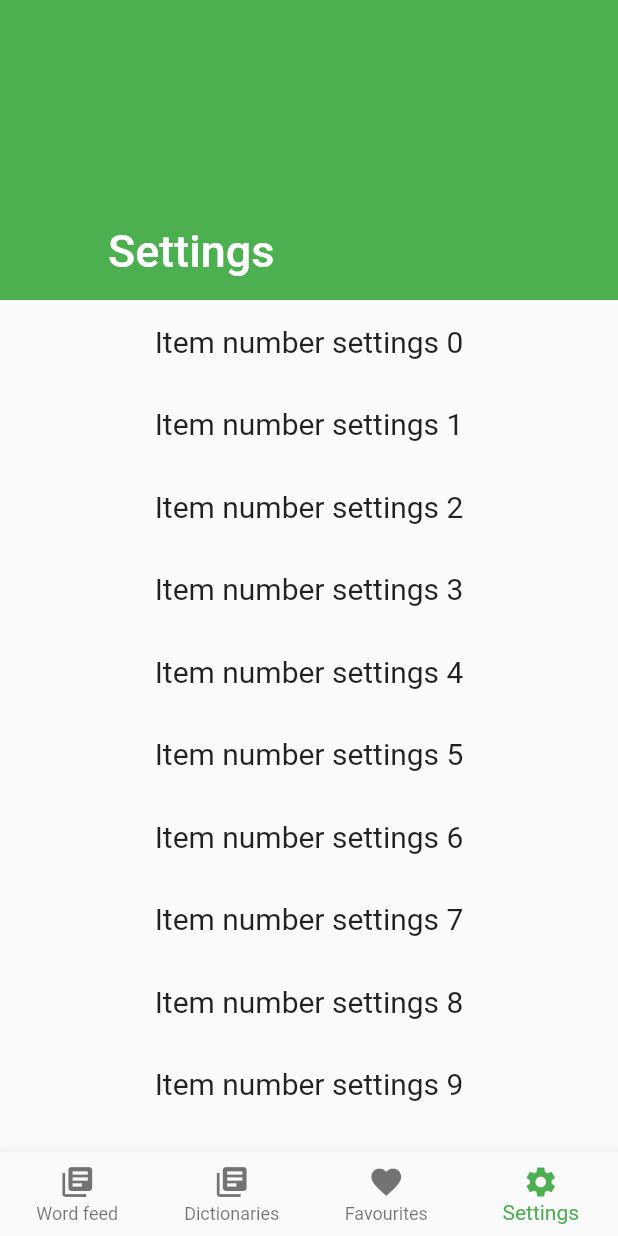
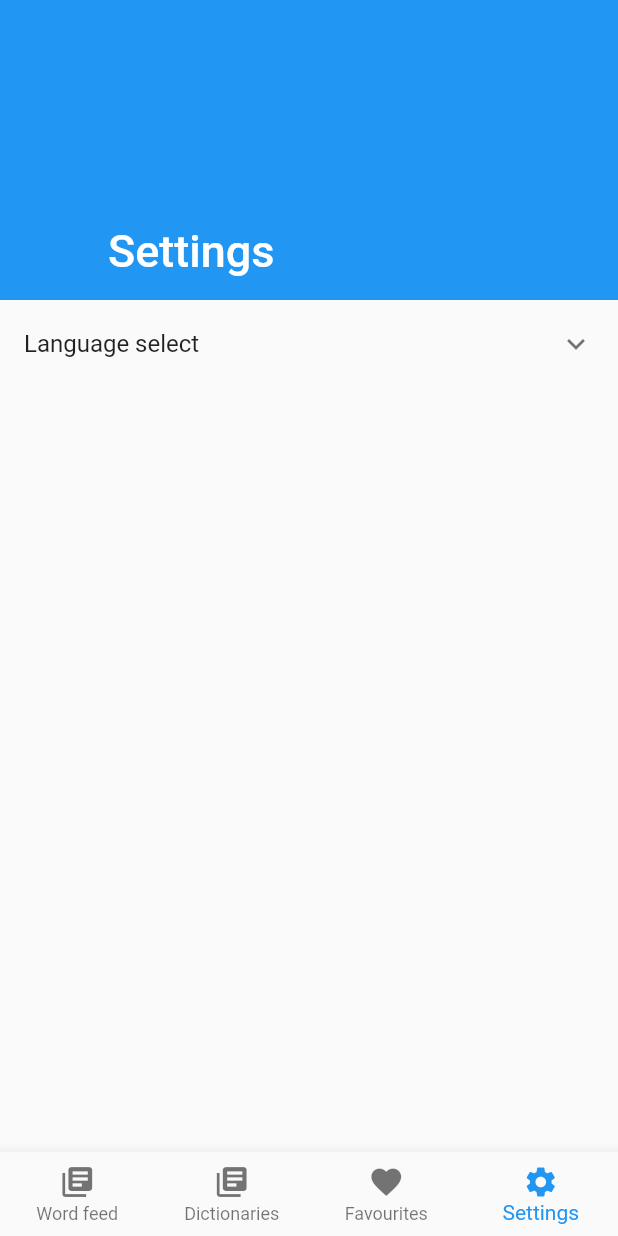
Before and after one commit to sergiuiacob1/Daily-word, a Flutter app: the MyHomePage screen opened directly, swiped to page 4, on a phone screen of 412 x 824 dp. Run offline on Flutter 3.47's test engine with Material 2 defaults, Android fonts, the phone set to English and light mode, and no system bars; our stand-ins replace flutter_local_notifications, shared_preferences; accounts and stored records are empty; network calls fail.

```diff
--- a/lib/api.dart
+++ b/lib/api.dart
@@ -1,11 +1,13 @@
 import 'dart:async';
 import 'word.dart';
-import 'dex_online_api.dart';
+import 'romanian_dictionary_api.dart';
+import 'english_dictionary_api.dart';
 
 class Api {
   static Future<List<Word>> getDailyWords() async {
     List<Word> _words = [];
-    _words.add(await DexOnlineApi.getDailyWord());
+    _words.add(await RomanianDictionaryApi.getDailyWord());
+    _words.add(await EnglishDictionaryApi.getDailyWord());
     return _words;
   }
 }
--- a/lib/language.dart
+++ b/lib/language.dart
@@ -5,6 +5,8 @@ final Map<String, Language> languages = {
       name: 'Romanian', color: Colors.blueAccent, icon: Icons.language),
   'English': new Language(
       name: 'English', color: Colors.pinkAccent, icon: Icons.language),
+  'Italian': new Language(
+      name: 'Italian', color: Colors.yellowAccent, icon: Icons.language),
 };
 
 class Language {
--- a/lib/main.dart
+++ b/lib/main.dart
@@ -1,112 +1,6 @@
 import 'package:flutter/material.dart';
-import 'words_feed.dart';
-import 'dictionary.dart';
-import 'favorites.dart';
-import 'settings.dart';
-import 'word_notifier.dart';
+import 'src/app.dart';
 
-void main() => runApp(MyApp());
-
-class MyApp extends StatelessWidget {
-  final WordNotifier _wordNotifier = new WordNotifier();
-
-  @override
-  Widget build(BuildContext context) {
-    _wordNotifier.scheduleNotification();
-    return MaterialApp(
-      title: 'Daily Word',
-      theme: ThemeData(
-        primarySwatch: Colors.green,
-      ),
-      home: MyHomePage(),
-    );
-  }
+void main(){
+  runApp(App());
 }
-
-class MyHomePage extends StatefulWidget {
-  MyHomePage({Key key}) : super(key: key);
-
-  @override
-  _MyHomePageState createState() => _MyHomePageState();
-}
-
-class _MyHomePageState extends State<MyHomePage> {
-  static List<String> _pageTitles = [
-    "Word feed",
-    "Dictionaries",
-    "Favourites",
-    "Settings"
-  ];
-  static List<IconData> _pageIcons = [
-    Icons.library_books,
-    Icons.library_books,
-    Icons.favorite,
-    Icons.settings
-  ];
-  int _selectedIndex;
-  final _pageController = new PageController(initialPage: 0);
-  final List<Widget> _pages = [
-    new WordsFeed(),
-    new Dictionary(),
-    new Favorites(),
-    new Settings()
-  ];
-
-  @override
-  void initState() {
-    super.initState();
-    _selectedIndex = 0;
-  }
-
-  @override
-  void dispose() {
-    _pageController.dispose();
-    super.dispose();
-  }
-
-  @override
-  Widget build(BuildContext context) {
-    return Scaffold(
-      body: new PageView(
-        controller: _pageController,
-        onPageChanged: _pageChanged,
-        children: _pages,
-      ),
-      bottomNavigationBar: new BottomNavigationBar(
-        currentIndex: _selectedIndex,
-        type: BottomNavigationBarType.fixed,
-        onTap: _navigationBarItemTapped,
-        items: _buildBottomNavigationBarItems(),
-      ),
-    );
-  }
-
-  void _pageChanged(int index) {
-    setState(() {
-      _selectedIndex = index;
-    });
-  }
-
-  void _navigationBarItemTapped(int index) {
-    setState(() {
-      _pageController.animateToPage(
-        index,
-        duration: Duration(milliseconds: 500),
-        curve: Curves.easeInOut,
-      );
-    });
-  }
-
-  List<BottomNavigationBarItem> _buildBottomNavigationBarItems() {
-    List<BottomNavigationBarItem> _items = [];
-    for (var i = 0; i < 4; i++) {
-      _items.add(
-        new BottomNavigationBarItem(
-          icon: new Icon(_pageIcons[i]),
-          title: new Text(_pageTitles[i]),
-        ),
-      );
-    }
-    return _items;
-  }
-}
--- /dev/null
+++ b/lib/old_main.dart
@@ -0,0 +1,112 @@
+import 'package:flutter/material.dart';
+import 'words_feed.dart';
+import 'dictionary.dart';
+import 'favorites.dart';
+import 'settings.dart';
+import 'word_notifier.dart';
+
+void main() => runApp(MyApp());
+
+class MyApp extends StatelessWidget {
+  final WordNotifier _wordNotifier = new WordNotifier();
+
+  @override
+  Widget build(BuildContext context) {
+    _wordNotifier.scheduleNotification();
+    return MaterialApp(
+      title: 'Daily Word',
+      theme: ThemeData(
+        primarySwatch: Colors.green,
+      ),
+      home: MyHomePage(),
+    );
+  }
+}
+
+class MyHomePage extends StatefulWidget {
+  MyHomePage({Key key}) : super(key: key);
+
+  @override
+  _MyHomePageState createState() => _MyHomePageState();
+}
+
+class _MyHomePageState extends State<MyHomePage> {
+  static List<String> _pageTitles = [
+    "Word feed",
+    "Dictionaries",
+    "Favourites",
+    "Settings"
+  ];
+  static List<IconData> _pageIcons = [
+    Icons.library_books,
+    Icons.library_books,
+    Icons.favorite,
+    Icons.settings
+  ];
+  int _selectedIndex;
+  final _pageController = new PageController(initialPage: 0);
+  final List<Widget> _pages = [
+    new WordsFeed(),
+    new Dictionary(),
+    new Favorites(),
+    new Settings()
+  ];
+
+  @override
+  void initState() {
+    super.initState();
+    _selectedIndex = 0;
+  }
+
+  @override
+  void dispose() {
+    _pageController.dispose();
+    super.dispose();
+  }
+
+  @override
+  Widget build(BuildContext context) {
+    return Scaffold(
+      body: new PageView(
+        controller: _pageController,
+        onPageChanged: _pageChanged,
+        children: _pages,
+      ),
+      bottomNavigationBar: new BottomNavigationBar(
+        currentIndex: _selectedIndex,
+        type: BottomNavigationBarType.fixed,
+        onTap: _navigationBarItemTapped,
+        items: _buildBottomNavigationBarItems(),
+      ),
+    );
+  }
+
+  void _pageChanged(int index) {
+    setState(() {
+      _selectedIndex = index;
+    });
+  }
+
+  void _navigationBarItemTapped(int index) {
+    setState(() {
+      _pageController.animateToPage(
+        index,
+        duration: Duration(milliseconds: 500),
+        curve: Curves.easeInOut,
+      );
+    });
+  }
+
+  List<BottomNavigationBarItem> _buildBottomNavigationBarItems() {
+    List<BottomNavigationBarItem> _items = [];
+    for (var i = 0; i < 4; i++) {
+      _items.add(
+        new BottomNavigationBarItem(
+          icon: new Icon(_pageIcons[i]),
+          title: new Text(_pageTitles[i]),
+        ),
+      );
+    }
+    return _items;
+  }
+}
--- a/lib/settings.dart
+++ b/lib/settings.dart
@@ -1,5 +1,7 @@
 import 'package:flutter/material.dart';
-import 'page_utils.dart' as pageUtils;
+import 'page_utils.dart' as PageUtils;
+import 'package:shared_preferences/shared_preferences.dart';
+import 'language.dart';
 
 class Settings extends StatefulWidget {
   final String title = "Settings";
@@ -13,13 +15,22 @@ class Settings extends StatefulWidget {
 }
 
 class _SettingsState extends State<Settings> {
-  Future<Widget> content;
+  SharedPreferences pref;
+  List<String> selectedLanguages;
 
   @override
   void initState() {
     super.initState();
-    content = _buildContent();
+    selectedLanguages = [];
+    _buildSelectedLanguages();
     print('Creating: $widget.title');
+  }
+
+  void _buildSelectedLanguages() async {
+    pref = await SharedPreferences.getInstance();
+    setState(() {
+      selectedLanguages = pref.getStringList("SelectedLanguages") ?? [];
+    });
   }
 
   @override
@@ -28,29 +39,50 @@ class _SettingsState extends State<Settings> {
     return new CustomScrollView(
       scrollDirection: Axis.vertical,
       slivers: <Widget>[
-        pageUtils.buildSliverAppBar(widget.title),
-        pageUtils.buildFutureContent(content),
+        PageUtils.buildSliverAppBar(widget.title),
+        _buildContent(),
       ],
     );
   }
 
-  Future<Widget> _buildContent() async {
+  Widget _buildContent() {
     return new SliverList(
       delegate: new SliverChildListDelegate(
-        buildTextViews(50),
+        <Widget>[
+          _buildLanguageSelector(),
+        ],
       ),
     );
   }
 
-  static List<Widget> buildTextViews(int count) {
-    List<Widget> strings = List();
-    for (int i = 0; i < count; i++) {
-      strings.add(new Center(
-          child: new Padding(
-              padding: new EdgeInsets.all(16.0),
-              child: new Text("Item number settings " + i.toString(),
-                  style: new TextStyle(fontSize: 20.0)))));
+  Widget _buildLanguageSelector() {
+    return ExpansionTile(
+      title: new Text("Language select"),
+      children: languages.values
+          .map((language) => CheckboxListTile(
+                title: Text(language.name),
+                value: _isLanguageSelected(language.name),
+                onChanged: (value) => _languageCheck(language.name, value),
+              ))
+          .toList(),
+    );
+  }
+
+  void _languageCheck(String languageName, bool value) async {
+    print('Press $languageName: $value');
+    if (value)
+      selectedLanguages.add(languageName);
+    else
+      selectedLanguages.remove(languageName);
+
+    if (pref != null) {
+      await pref.setStringList("SelectedLanguages", selectedLanguages);
+      setState(() {});
     }
-    return strings;
+  }
+
+  bool _isLanguageSelected(String _languageName) {
+    print('Vector: $selectedLanguages');
+    return selectedLanguages.contains(_languageName);
   }
 }
--- /dev/null
+++ b/lib/src/app.dart
@@ -0,0 +1,14 @@
+import 'package:flutter/material.dart';
+
+class App extends StatelessWidget {
+  App();
+
+  @override
+  Widget build(BuildContext context) {
+    return MaterialApp(
+      home: Scaffold(
+        body: Center(child: Text('Daily Word')),
+      ),
+    );
+  }
+}
--- a/lib/word.dart
+++ b/lib/word.dart
@@ -1,30 +1,31 @@
 import 'package:flutter/material.dart';
 import 'language.dart';
+import 'dart:convert';
 
 class Word {
   Language language;
   String name;
-  String definition;
+  Map<String, List<String>> definitions;
   bool isFavorite;
 
   Word(
       {@required this.language,
       @required this.name,
-      @required this.definition,
+      @required this.definitions,
       @required this.isFavorite})
       : assert(language != null),
         assert(name != null),
-        assert(definition != null),
+        assert(definitions != null),
         assert(isFavorite != null);
   Map<String, dynamic> toJson() => {
         'language': language.name,
         'name': name,
-        'definition': definition,
+        'definitions': json.encode(definitions),
         'isFavorite': isFavorite == true ? 'true' : 'false',
       };
-  Word.fromJson(Map<String, dynamic> json)
-      : language = languages[json['language']],
-        name = json['name'],
-        definition = json['definition'],
-        isFavorite = json['isFavorite'] == 'true' ? true : false;
+  Word.fromJson(Map<String, dynamic> jsonObject)
+      : language = languages[jsonObject['language']],
+        name = jsonObject['name'],
+        definitions = json.decode(jsonObject['definitions']),
+        isFavorite = jsonObject['isFavorite'] == 'true' ? true : false;
 }
--- a/lib/word_notifier.dart
+++ b/lib/word_notifier.dart
@@ -29,7 +29,7 @@ class WordNotifier {
         androidPlatformChannelSpecifics, iOSPlatformChannelSpecifics);
 
     List<Word> _words = await Api.getDailyWords();
-    await flutterLocalNotificationsPlugin.showDailyAtTime(0, _words[0].name,
-        _words[0].definition, time, platformChannelSpecifics);
+    await flutterLocalNotificationsPlugin.showDailyAtTime(
+        0, _words[0].name, 'Check it out!', time, platformChannelSpecifics);
   }
 }
--- a/pubspec.yaml
+++ b/pubspec.yaml
@@ -21,6 +21,8 @@ dependencies:
   cupertino_icons: ^0.1.2
   path_provider: ^0.4.1
   flutter_local_notifications: ^0.4.1
+  shared_preferences: ^0.4.2
+  rxdart: ^0.19.0
 
 dev_dependencies:
   flutter_test:
```
Also changed, not shown: lib/english_dictionary_api.dart (added, +46 -0 lines), lib/romanian_dictionary_api.dart (renamed from lib/dex_online_api.dart, +10 -7 lines), lib/words_feed.dart (+18 -9 lines).
